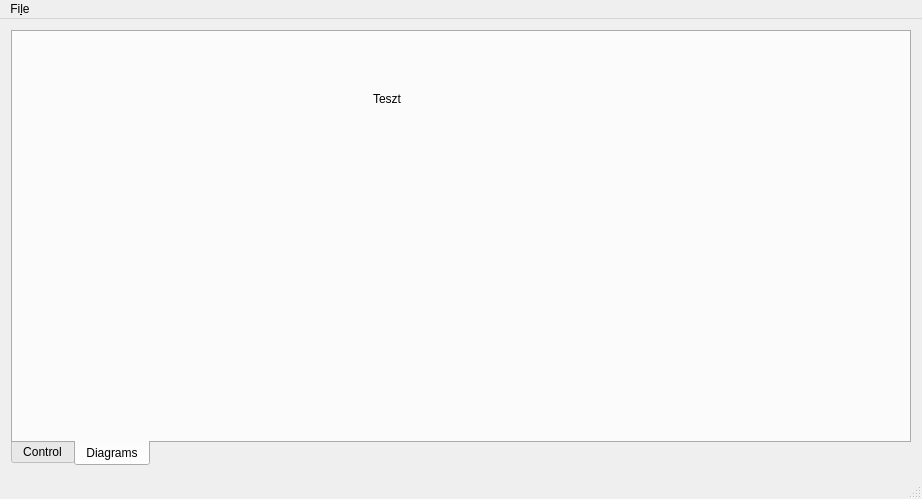
Old version of the form robotmon/MainWindow.ui in the repository szotsaki/robot-state-modeller.
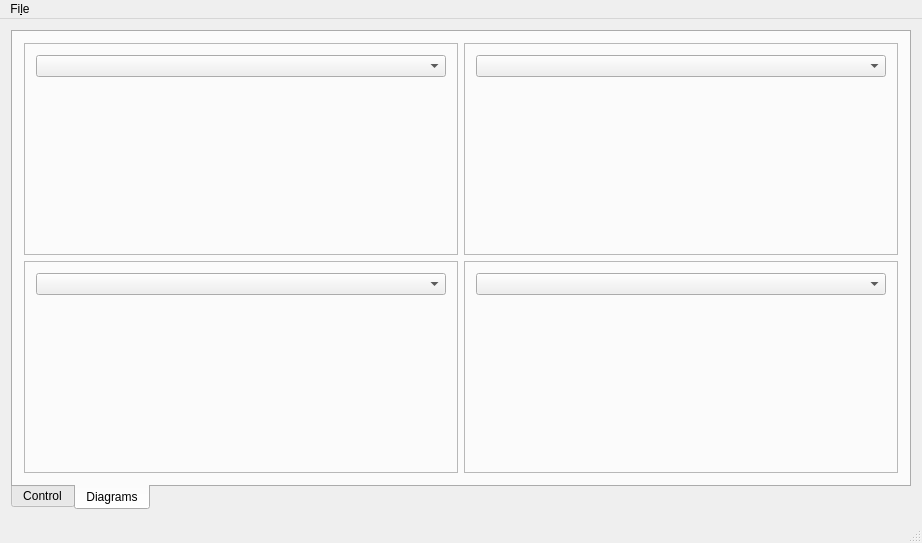
New version of the form. The open tabs and pages were chosen to show the change. Icons and pictures are not drawn. Custom widgets are drawn as their Qt base class.

Patch:
```diff
--- a/robotmon/MainWindow.ui
+++ b/robotmon/MainWindow.ui
@@ -6,8 +6,8 @@
    <rect>
     <x>0</x>
     <y>0</y>
-    <width>901</width>
-    <height>499</height>
+    <width>892</width>
+    <height>543</height>
    </rect>
   </property>
   <property name="windowTitle">
@@ -190,29 +190,80 @@
        <attribute name="title">
         <string>Diagrams</string>
        </attribute>
-       <widget class="QCustomPlot" name="widget" native="true">
-        <property name="geometry">
-         <rect>
-          <x>200</x>
-          <y>100</y>
-          <width>371</width>
-          <height>251</height>
-         </rect>
-        </property>
-       </widget>
-       <widget class="QLabel" name="label">
-        <property name="geometry">
-         <rect>
-          <x>360</x>
-          <y>60</y>
-          <width>59</width>
-          <height>14</height>
-         </rect>
-        </property>
-        <property name="text">
-         <string>Teszt</string>
-        </property>
-       </widget>
+       <layout class="QGridLayout" name="gridLayout_2">
+        <item row="0" column="0">
+         <widget class="QFrame" name="frame">
+          <property name="frameShape">
+           <enum>QFrame::StyledPanel</enum>
+          </property>
+          <property name="frameShadow">
+           <enum>QFrame::Raised</enum>
+          </property>
+          <layout class="QVBoxLayout" name="verticalLayout_2">
+           <item>
+            <widget class="QComboBox" name="comboBoxDiagram1"/>
+           </item>
+           <item>
+            <widget class="QCustomPlot" name="plot1" native="true"/>
+           </item>
+          </layout>
+         </widget>
+        </item>
+        <item row="0" column="1">
+         <widget class="QFrame" name="frame_2">
+          <property name="frameShape">
+           <enum>QFrame::StyledPanel</enum>
+          </property>
+          <property name="frameShadow">
+           <enum>QFrame::Raised</enum>
+          </property>
+          <layout class="QVBoxLayout" name="verticalLayout_3">
+           <item>
+            <widget class="QComboBox" name="comboBoxDiagram2"/>
+           </item>
+           <item>
+            <widget class="QCustomPlot" name="plot2" native="true"/>
+           </item>
+          </layout>
+         </widget>
+        </item>
+        <item row="1" column="0">
+         <widget class="QFrame" name="frame_3">
+          <property name="frameShape">
+           <enum>QFrame::StyledPanel</enum>
+          </property>
+          <property name="frameShadow">
+           <enum>QFrame::Raised</enum>
+          </property>
+          <layout class="QVBoxLayout" name="verticalLayout_4">
+           <item>
+            <widget class="QComboBox" name="comboBoxDiagram3"/>
+           </item>
+           <item>
+            <widget class="QCustomPlot" name="plot3" native="true"/>
+           </item>
+          </layout>
+         </widget>
+        </item>
+        <item row="1" column="1">
+         <widget class="QFrame" name="frame_4">
+          <property name="frameShape">
+           <enum>QFrame::StyledPanel</enum>
+          </property>
+          <property name="frameShadow">
+           <enum>QFrame::Raised</enum>
+          </property>
+          <layout class="QVBoxLayout" name="verticalLayout_5">
+           <item>
+            <widget class="QComboBox" name="comboBoxDiagram4"/>
+           </item>
+           <item>
+            <widget class="QCustomPlot" name="plot4" native="true"/>
+           </item>
+          </layout>
+         </widget>
+        </item>
+       </layout>
       </widget>
      </widget>
     </item>
```
Left out of the diff: 23 changed lines with no effect on the pictures.
